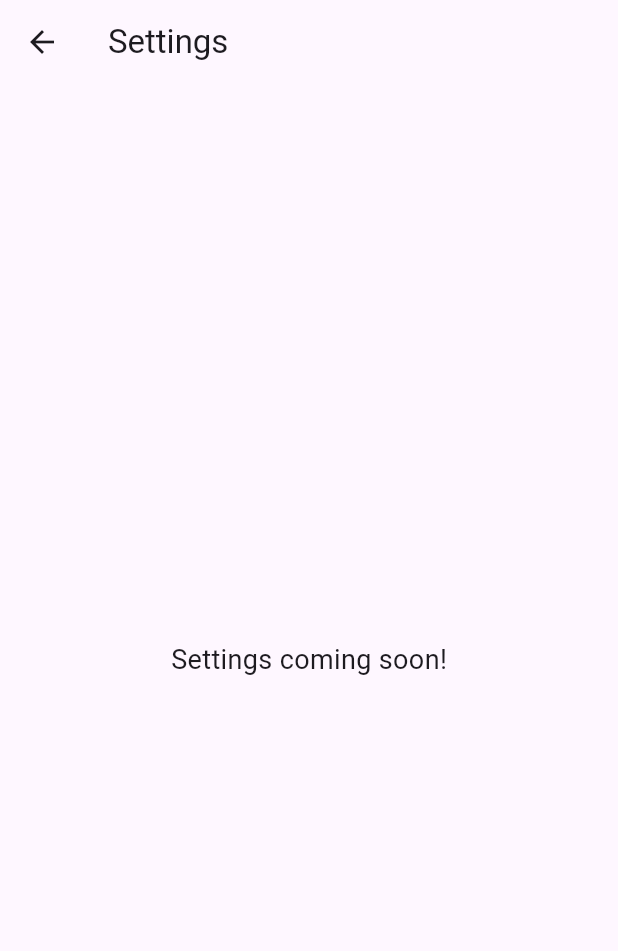
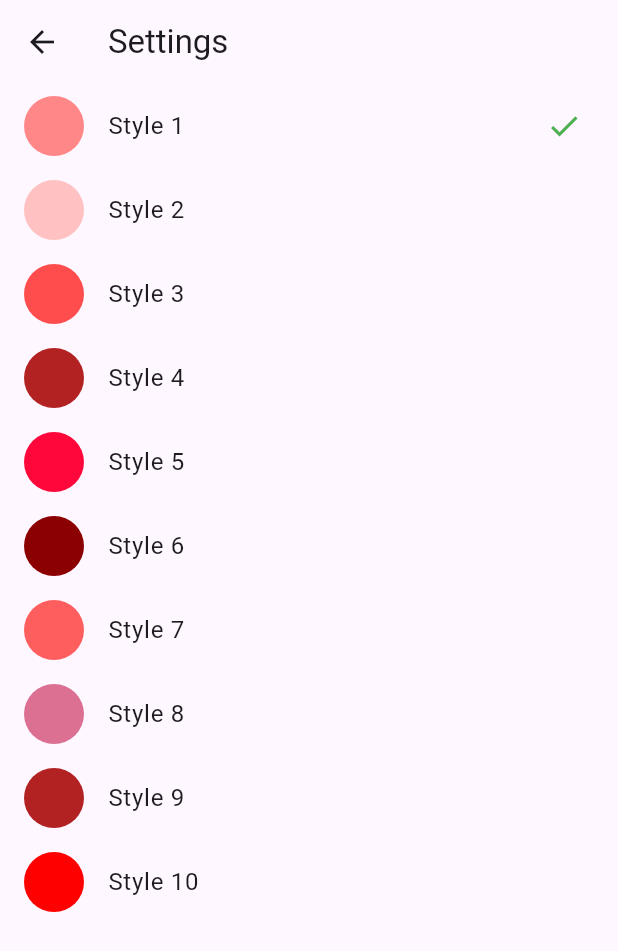
Before and after one commit to HannesRammer/crazy_rammer_chess, a Flutter app: the screen it shows after launch, after a tap on "Settings", on a phone screen of 412 x 824 dp. Shown: the top 951 px of the screen. Run offline on Flutter 3.47's test engine with Material 3 defaults, Android fonts, the light colour scheme and no system bars.

Commit message:
refactor: consolidate color management into ThemeProvider and remove unused files

```diff
--- a/lib/main.dart
+++ b/lib/main.dart
@@ -2,19 +2,10 @@ import 'package:flutter/material.dart';
 import 'package:provider/provider.dart';
 import 'chess_game.dart';
 import 'home_screen.dart';
+import 'theme_provider.dart';
 
 Map chessBoardMap = {};
 List chessBoardList = [];
-
-List rammerDirections = ["up", "right", "down", "left", "clockwise", "anticlockwise"];
-Map rammerColors = {
-  "up": Colors.red[400],
-  "right": Colors.green,
-  "down": Colors.purple,
-  "left": Colors.yellow,
-  "clockwise": Colors.blue,
-  "anticlockwise": Colors.orange
-};
 
 const int boardSize = 8; // Configurable board size
 
@@ -85,8 +76,11 @@ List bottomFigures = [
 
 void main() {
   runApp(
-    ChangeNotifierProvider(
-      create: (_) => ChessGame.newGame(),
+    MultiProvider(
+      providers: [
+        ChangeNotifierProvider(create: (_) => ChessGame.newGame()),
+        ChangeNotifierProvider(create: (_) => ThemeProvider()),
+      ],
       child: const RammerChessApp(),
     ),
   );
--- a/lib/rammer_field.dart
+++ b/lib/rammer_field.dart
@@ -1,5 +1,4 @@
 import 'package:flutter/material.dart';
-import 'rammer_colors.dart';
 
 class RammerField extends StatelessWidget {
   final String? special;
--- a/lib/settings_screen.dart
+++ b/lib/settings_screen.dart
@@ -1,12 +1,44 @@
 import 'package:flutter/material.dart';
+import 'theme_provider.dart';
 
-class SettingsScreen extends StatelessWidget {
+class SettingsScreen extends StatefulWidget {
+  @override
+  _SettingsScreenState createState() => _SettingsScreenState();
+}
+
+class _SettingsScreenState extends State<SettingsScreen> {
+  int selectedColorIndex = 0; // Default to the first color combination
+
+  @override
+  void initState() {
+    super.initState();
+    selectedColorIndex = ThemeProvider.getDefaultColorIndex(); // Load the default color index
+  }
+
+  void _onColorSelected(int index) {
+    setState(() {
+      selectedColorIndex = index;
+      ThemeProvider.setDefaultColorIndex(index); // Save the selected color index
+    });
+  }
+
   @override
   Widget build(BuildContext context) {
     return Scaffold(
       appBar: AppBar(title: const Text('Settings')),
-      body: const Center(
-        child: Text('Settings coming soon!', style: TextStyle(fontSize: 18)),
+      body: ListView.builder(
+        itemCount: ThemeProvider.rammerColorCombinations.length,
+        itemBuilder: (context, index) {
+          final colors = ThemeProvider.rammerColorCombinations[index];
+          return ListTile(
+            title: Text('Style ${index + 1}'),
+            leading: CircleAvatar(
+              backgroundColor: colors['up'],
+            ),
+            trailing: selectedColorIndex == index ? const Icon(Icons.check, color: Colors.green) : null,
+            onTap: () => _onColorSelected(index),
+          );
+        },
       ),
     );
   }
--- /dev/null
+++ b/lib/theme_provider.dart
@@ -0,0 +1,109 @@
+import 'package:flutter/material.dart';
+
+class ThemeProvider with ChangeNotifier {
+  int _currentThemeIndex = 0;
+  final List<Color> _themes = [Colors.blue, Colors.red, Colors.green];
+
+  // Rammer color themes (all 10 from original rammer_colors.dart)
+  static const List<Map<String, Color>> rammerColorCombinations = [
+    {
+      'up': Color(0xFFFF8787), // red
+      'right': Color(0xFF7AB67A), // green
+      'down': Color(0xFF9292FF), // blue
+      'left': Color(0xFFE7E778), // yellow
+      'clockwise': Color(0xFF76F9FF), // cyan
+      'anticlockwise': Color(0xFFFFA500), // orange
+    },
+    {
+      'up': Color(0xFFFFC1C1), // light red
+      'right': Color(0xFFB2E5B2), // light green
+      'down': Color(0xFFB2B2FF), // light blue
+      'left': Color(0xFFFFF4B2), // light yellow
+      'clockwise': Color(0xFFB2FFFF), // light cyan
+      'anticlockwise': Color(0xFFFFD1A5), // light orange
+    },
+    {
+      'up': Color(0xFFFF4D4D), // bright red
+      'right': Color(0xFF4DFF4D), // bright green
+      'down': Color(0xFF4D4DFF), // bright blue
+      'left': Color(0xFFFFFF4D), // bright yellow
+      'clockwise': Color(0xFF4DFFFF), // bright cyan
+      'anticlockwise': Color(0xFFFFA54D), // bright orange
+    },
+    {
+      'up': Color(0xFFB22222), // firebrick
+      'right': Color(0xFF228B22), // forest green
+      'down': Color(0xFF4682B4), // steel blue
+      'left': Color(0xFFDAA520), // goldenrod
+      'clockwise': Color(0xFF20B2AA), // light sea green
+      'anticlockwise': Color(0xFFCD853F), // peru
+    },
+    {
+      'up': Color(0xFFFF073A), // neon red
+      'right': Color(0xFF39FF14), // neon green
+      'down': Color(0xFF1B03A3), // neon blue
+      'left': Color(0xFFFFFF33), // neon yellow
+      'clockwise': Color(0xFF0FF0FC), // neon cyan
+      'anticlockwise': Color(0xFFFF6700), // neon orange
+    },
+    {
+      'up': Color(0xFF8B0000), // dark red
+      'right': Color(0xFF006400), // dark green
+      'down': Color(0xFF00008B), // dark blue
+      'left': Color(0xFF808000), // olive
+      'clockwise': Color(0xFF008B8B), // dark cyan
+      'anticlockwise': Color(0xFF8B4513), // saddle brown
+    },
+    {
+      'up': Color(0xFFFF5E5E), // coral red
+      'right': Color(0xFF5EFF5E), // lime green
+      'down': Color(0xFF5E5EFF), // periwinkle
+      'left': Color(0xFFFFFF5E), // lemon
+      'clockwise': Color(0xFF5EFFFF), // aqua
+      'anticlockwise': Color(0xFFFFA55E), // peach
+    },
+    {
+      'up': Color(0xFFDB7093), // pale violet red
+      'right': Color(0xFF32CD32), // lime green
+      'down': Color(0xFF4169E1), // royal blue
+      'left': Color(0xFFFFD700), // gold
+      'clockwise': Color(0xFF40E0D0), // turquoise
+      'anticlockwise': Color(0xFFFF6347), // tomato
+    },
+    {
+      'up': Color(0xFFB22222), // firebrick
+      'right': Color(0xFF8B0000), // dark red
+      'down': Color(0xFFFF4500), // orange red
+      'left': Color(0xFFFF6347), // tomato
+      'clockwise': Color(0xFFFF7F50), // coral
+      'anticlockwise': Color(0xFFFFA07A), // light salmon
+    },
+    {
+      'up': Color(0xFFFF0000), // red
+      'right': Color(0xFF00FF00), // green
+      'down': Color(0xFF0000FF), // blue
+      'left': Color(0xFFFFFF00), // yellow
+      'clockwise': Color(0xFF00FFFF), // cyan
+      'anticlockwise': Color(0xFFFFA500), // orange
+    },
+  ];
+
+  // Expose the current theme index for static access
+  static int _staticThemeIndex = 0;
+  static int get currentThemeIndex => _staticThemeIndex;
+  static int getDefaultColorIndex() => _staticThemeIndex;
+  static void setDefaultColorIndex(int index) {
+    _staticThemeIndex = index;
+  }
+
+  Color get currentTheme => _themes[_currentThemeIndex];
+
+  Map<String, Color> get currentRammerColors =>
+      rammerColorCombinations[_currentThemeIndex % rammerColorCombinations.length];
+
+  void nextTheme() {
+    _currentThemeIndex = (_currentThemeIndex + 1) % _themes.length;
+    _staticThemeIndex = _currentThemeIndex;
+    notifyListeners(); // Notify listeners to rebuild UI with the new theme
+  }
+}
```
Also changed, not shown: lib/chess_board.dart (+37 -54 lines), lib/game_manager.dart (deleted, +0 -99 lines), lib/rammer_colors.dart (deleted, +0 -85 lines), lib/singleplayer_screen.dart (+58 -5 lines), 1 other file.
